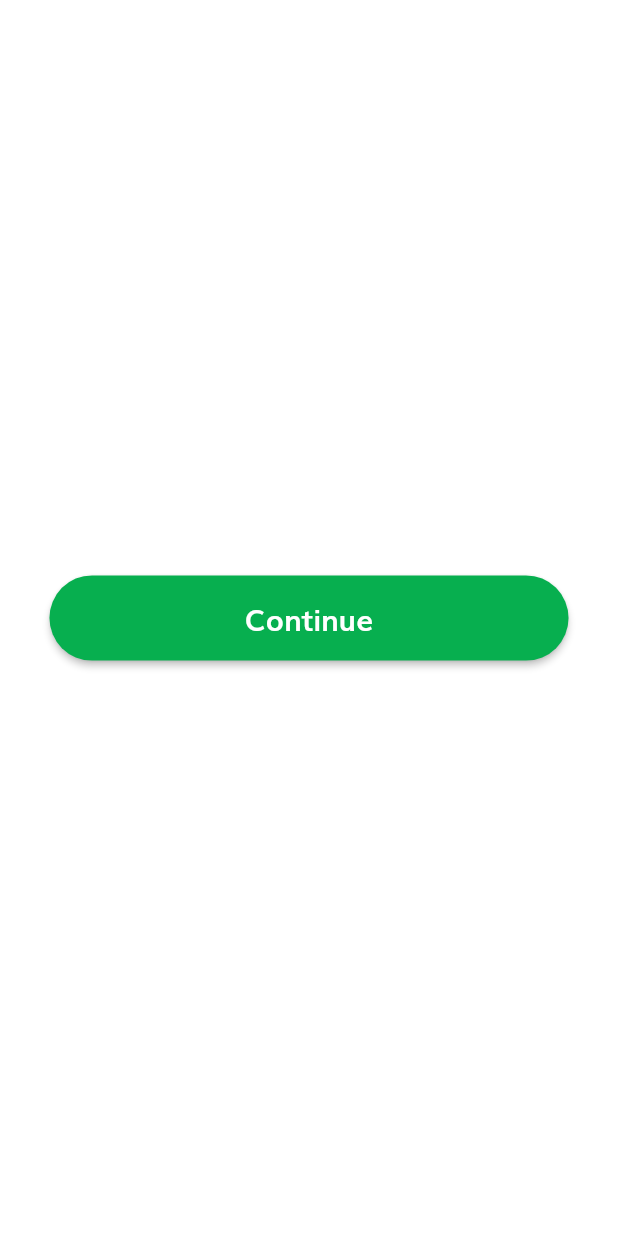
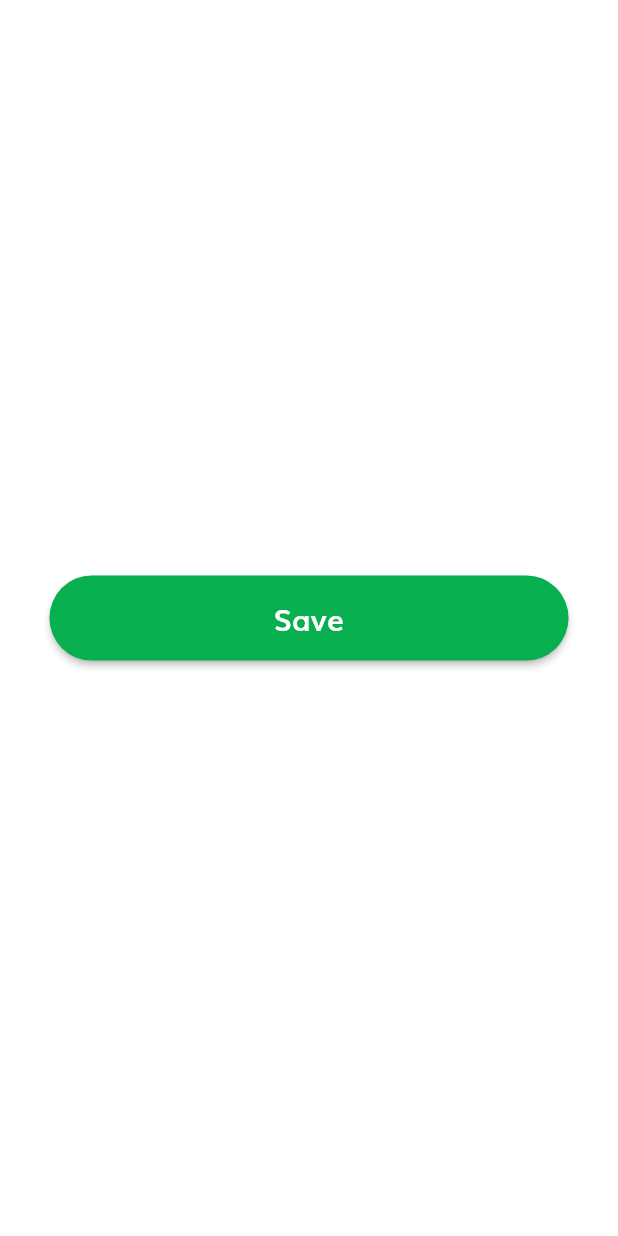
Before and after one commit to gaurav3256/training_placement_flutter, a Flutter app: the CoordinatorDashBoard screen opened by its route, on a phone screen of 412 x 824 dp. Run offline on Flutter 3.47's test engine with Material 2 defaults, Android fonts, the phone set to English and light mode, and no system bars.

Commit message:
All Files Set

```diff
--- a/lib/coordinator/coordinatorDashBoard.dart
+++ b/lib/coordinator/coordinatorDashBoard.dart
@@ -20,7 +20,7 @@ class _CoordinatorDashBoardState extends State<CoordinatorDashBoard> {
           padding:
               EdgeInsets.symmetric(horizontal: getProportionateScreenWidth(30)),
           child: DefaultButton(
-            text: "Continue",
+            text: "Save",
             press: () {},
           ),
         ),
```
